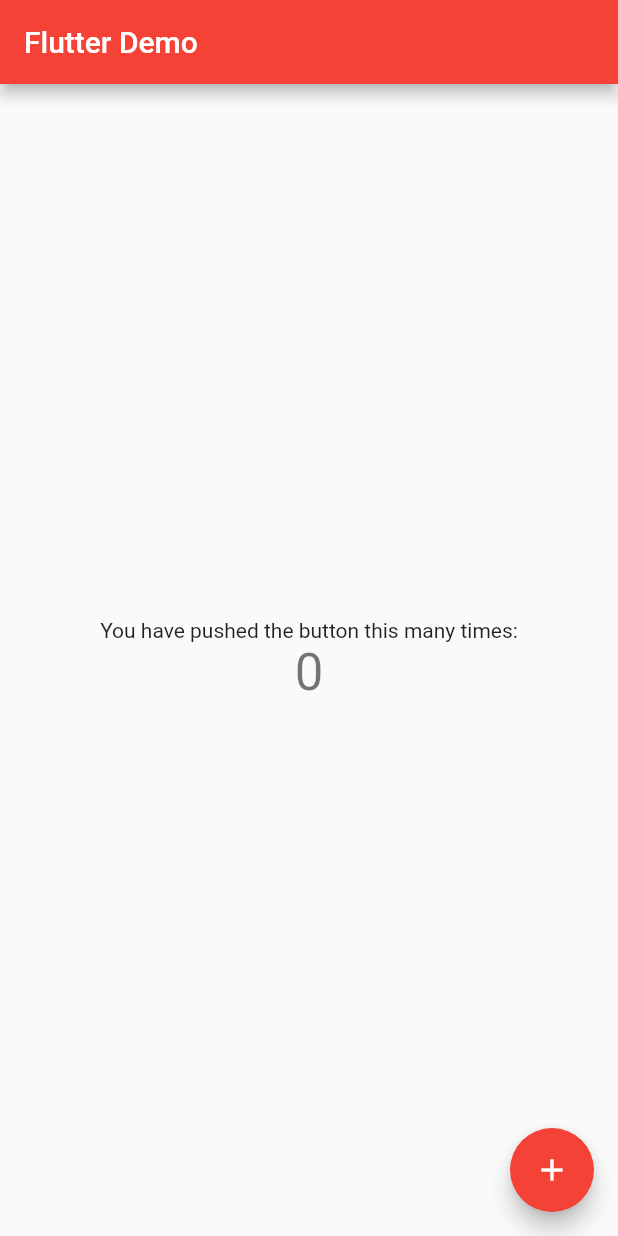
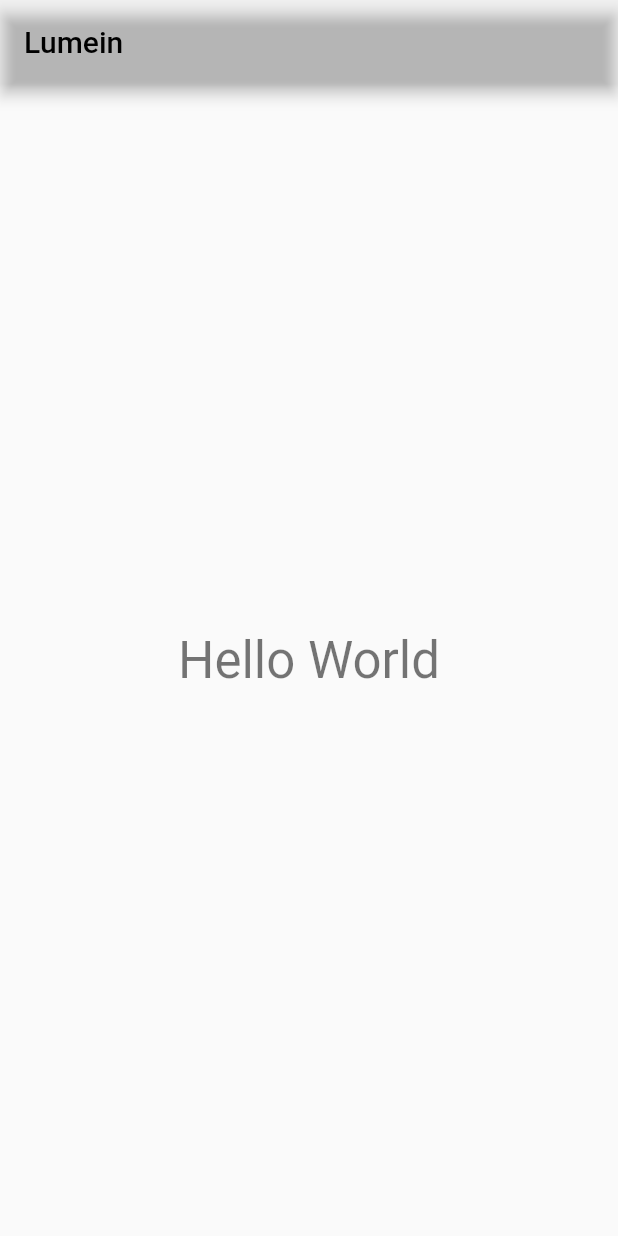
Before and after one commit to Dumbfuckery-Inc/lumein, a Flutter app: the screen it shows after launch, on a phone screen of 412 x 824 dp. Run offline on Flutter 3.47's test engine with Material 2 defaults, Android fonts, the phone set to English and light mode, and no system bars.

Commit message:
Base Structure

```diff
--- a/lib/main.dart
+++ b/lib/main.dart
@@ -1,5 +1,6 @@
 import 'package:flutter/material.dart';
-
+import 'theme.dart';
+import 'screen/screens.dart';
 void main() {
   runApp(const MyApp());
 }
@@ -7,109 +8,14 @@ void main() {
 class MyApp extends StatelessWidget {
   const MyApp({super.key});
 
-  // This widget is the root of your application.
   @override
   Widget build(BuildContext context) {
     return MaterialApp(
-      title: 'Flutter Demo',
+      title: 'Lumein',
       theme: ThemeData(
-        // This is the theme of your application.
-        //
-        // Try running your application with "flutter run". You'll see the
-        // application has a blue toolbar. Then, without quitting the app, try
-        // changing the primarySwatch below to Colors.green and then invoke
-        // "hot reload" (press "r" in the console where you ran "flutter run",
-        // or simply save your changes to "hot reload" in a Flutter IDE).
-        // Notice that the counter didn't reset back to zero; the application
-        // is not restarted.
-        primarySwatch: Colors.red,
+        primarySwatch: MaterialColor(AppColors.primary,AppColors.color),
       ),
-      home: const MyHomePage(title: 'Flutter Demo'),
+      home: const HomePage(title: 'Lumein'),
     );
   }
 }
-
-class MyHomePage extends StatefulWidget {
-  const MyHomePage({super.key, required this.title});
-
-  // This widget is the home page of your application. It is stateful, meaning
-  // that it has a State object (defined below) that contains fields that affect
-  // how it looks.
-
-  // This class is the configuration for the state. It holds the values (in this
-  // case the title) provided by the parent (in this case the App widget) and
-  // used by the build method of the State. Fields in a Widget subclass are
-  // always marked "final".
-
-  final String title;
-
-  @override
-  State<MyHomePage> createState() => _MyHomePageState();
-}
-
-class _MyHomePageState extends State<MyHomePage> {
-  int _counter = 0;
-
-  void _incrementCounter() {
-    setState(() {
-      // This call to setState tells the Flutter framework that something has
-      // changed in this State, which causes it to rerun the build method below
-      // so that the display can reflect the updated values. If we changed
-      // _counter without calling setState(), then the build method would not be
-      // called again, and so nothing would appear to happen.
-      _counter++;
-    });
-  }
-
-  @override
-  Widget build(BuildContext context) {
-    // This method is rerun every time setState is called, for instance as done
-    // by the _incrementCounter method above.
-    //
-    // The Flutter framework has been optimized to make rerunning build methods
-    // fast, so that you can just rebuild anything that needs updating rather
-    // than having to individually change instances of widgets.
-    return Scaffold(
-      appBar: AppBar(
-        // Here we take the value from the MyHomePage object that was created by
-        // the App.build method, and use it to set our appbar title.
-        title: Text(widget.title),
-      ),
-      body: Center(
-        // Center is a layout widget. It takes a single child and positions it
-        // in the middle of the parent.
-        child: Column(
-          // Column is also a layout widget. It takes a list of children and
-          // arranges them vertically. By default, it sizes itself to fit its
-          // children horizontally, and tries to be as tall as its parent.
-          //
-          // Invoke "debug painting" (press "p" in the console, choose the
-          // "Toggle Debug Paint" action from the Flutter Inspector in Android
-          // Studio, or the "Toggle Debug Paint" command in Visual Studio Code)
-          // to see the wireframe for each widget.
-          //
-          // Column has various properties to control how it sizes itself and
-          // how it positions its children. Here we use mainAxisAlignment to
-          // center the children vertically; the main axis here is the vertical
-          // axis because Columns are vertical (the cross axis would be
-          // horizontal).
-          mainAxisAlignment: MainAxisAlignment.center,
-          children: <Widget>[
-            const Text(
-              'You have pushed the button this many times:',
-            ),
-            Text(
-              '$_counter',
-              style: Theme.of(context).textTheme.headline4,
-            ),
-          ],
-        ),
-      ),
-      floatingActionButton: FloatingActionButton(
-        onPressed: _incrementCounter,
-        tooltip: 'Increment',
-        child: const Icon(Icons.add),
-      ), // This trailing comma makes auto-formatting nicer for build methods.
-    );
-  }
-}
--- /dev/null
+++ b/lib/screen/home.dart
@@ -0,0 +1,31 @@
+import 'package:flutter/material.dart';
+
+class HomePage extends StatefulWidget {
+  const HomePage({super.key, required this.title});
+  final String title;
+
+  @override
+  State<HomePage> createState() => _HomePageState();
+}
+
+class _HomePageState extends State<HomePage> {
+  @override
+  Widget build(BuildContext context) {
+    return Scaffold(
+      appBar: AppBar(
+        title: Text(widget.title),
+      ),
+      body: Center(
+        child: Column(
+          mainAxisAlignment: MainAxisAlignment.center,
+          children: <Widget>[
+            Text(
+              "Hello World",
+              style: Theme.of(context).textTheme.headlineMedium,
+            )
+          ],
+        ),
+      ),
+    );
+  }
+}
--- /dev/null
+++ b/lib/screen/screens.dart
@@ -0,0 +1 @@
+export 'home.dart';
--- /dev/null
+++ b/lib/theme.dart
@@ -0,0 +1,19 @@
+import 'dart:ui';
+
+import 'package:flutter/material.dart';
+
+abstract class AppColors {
+  static const primary = 0x00e8e7dd;
+  static Map<int, Color> color = {
+    50: const Color.fromRGBO(136, 14, 79, .1),
+    100: const Color.fromRGBO(136, 14, 79, .2),
+    200: const Color.fromRGBO(136, 14, 79, .3),
+    300: const Color.fromRGBO(136, 14, 79, .4),
+    400: const Color.fromRGBO(136, 14, 79, .5),
+    500: const Color.fromRGBO(136, 14, 79, .6),
+    600: const Color.fromRGBO(136, 14, 79, .7),
+    700: const Color.fromRGBO(136, 14, 79, .8),
+    800: const Color.fromRGBO(136, 14, 79, .9),
+    900: const Color.fromRGBO(136, 14, 79, 1),
+  };
+}
```
Also changed, not shown: pubspec.lock.
